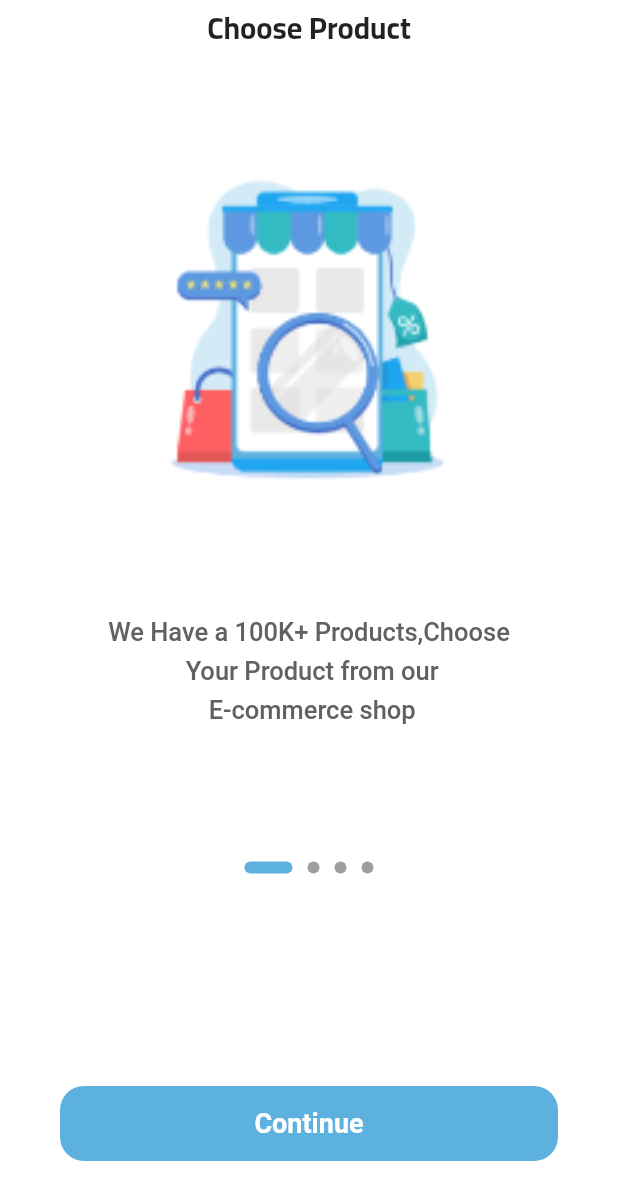
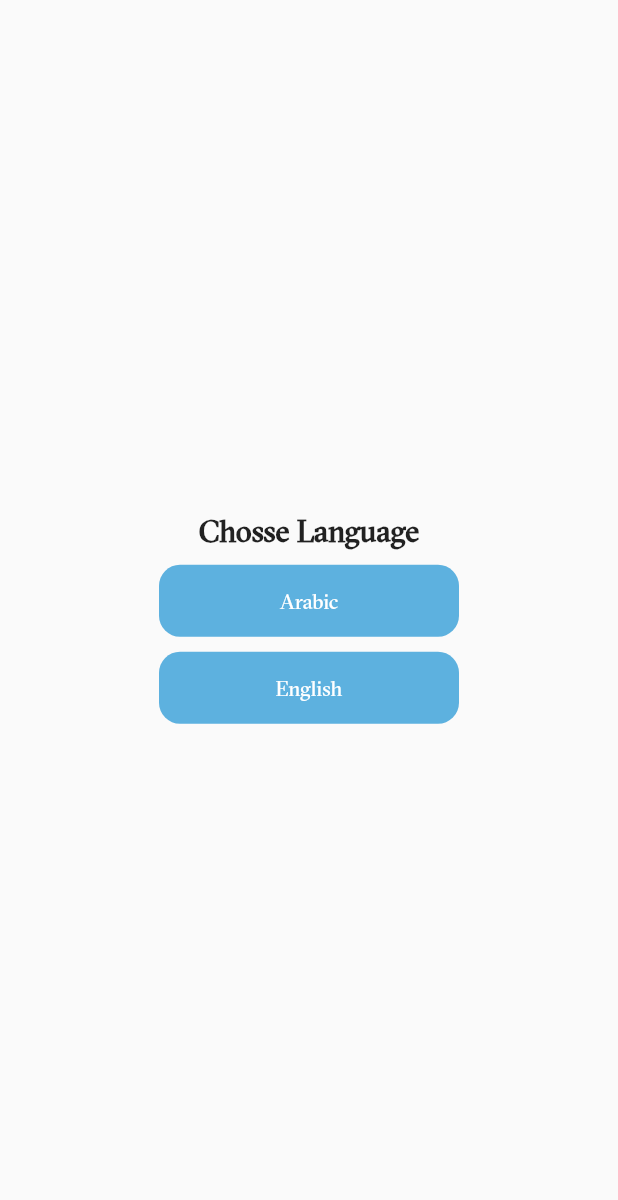
Before and after one commit to AhmedMagdy-10/Ecommerce_app, a Flutter app: the screen it shows after launch, on a phone screen of 412 x 824 dp. Shown: the top 1200 px of the screen. Run offline on Flutter 3.47's test engine with Material 2 defaults, Android fonts, the phone set to English and light mode, and no system bars; drawn by our look-alikes of smooth_page_indicator; our stand-ins replace get, shared_preferences.

Commit message:
create language page and finised it

```diff
--- a/lib/core/constant/routes_name.dart
+++ b/lib/core/constant/routes_name.dart
@@ -1,3 +1,4 @@
 class AppRoute {
   static const String login = "/login";
+  static const String onBorading = "/onborading";
 }
--- /dev/null
+++ b/lib/core/localization/change_lang.dart
@@ -0,0 +1,30 @@
+import 'package:ecommerce_app/core/services/services.dart';
+import 'package:flutter/material.dart';
+import 'package:get/get.dart';
+
+class LocaleContrroller extends GetxController {
+  Locale? language;
+
+  MyServices myServices = Get.find();
+
+  chaneLang(String langCode) {
+    Locale locale = Locale(langCode);
+    myServices.sharedPreferences.setString('lang', langCode);
+
+    Get.updateLocale(locale);
+  }
+
+  @override
+  void onInit() {
+    String? sharedPrefLang = myServices.sharedPreferences.getString('lang');
+    if (sharedPrefLang == "ar") {
+      language = const Locale("ar");
+    } else if (sharedPrefLang == "en") {
+      language = const Locale("en");
+    } else {
+      language = Locale(Get.deviceLocale!.languageCode);
+    }
+
+    super.onInit();
+  }
+}
--- /dev/null
+++ b/lib/core/localization/translation.dart
@@ -0,0 +1,17 @@
+import 'package:get/get.dart';
+
+class MyTranslation extends Translations {
+  @override
+  Map<String, Map<String, String>> get keys => {
+        "ar": {
+          "1": "اختر اللغه",
+          "2": "العربيه",
+          '3': 'الانجليزيه',
+        },
+        "en": {
+          '1': 'Chosse Language',
+          '2': 'Arabic',
+          '3': 'English',
+        }
+      };
+}
--- /dev/null
+++ b/lib/core/services/services.dart
@@ -0,0 +1,16 @@
+import 'package:get/get.dart';
+import 'package:shared_preferences/shared_preferences.dart';
+
+class MyServices extends GetxService {
+  late SharedPreferences sharedPreferences;
+
+  Future<MyServices> initial() async {
+    sharedPreferences = await SharedPreferences.getInstance();
+
+    return this;
+  }
+}
+
+appServices() async {
+  await Get.putAsync(() => MyServices().initial());
+}
--- a/lib/main.dart
+++ b/lib/main.dart
@@ -1,9 +1,17 @@
+import 'package:ecommerce_app/core/localization/change_lang.dart';
+import 'package:ecommerce_app/core/localization/translation.dart';
+import 'package:ecommerce_app/core/services/services.dart';
 import 'package:ecommerce_app/routes.dart';
-import 'package:ecommerce_app/views/Screens/onborading.dart';
+import 'package:ecommerce_app/views/Screens/language.dart';
+
 import 'package:flutter/material.dart';
 import 'package:get/get.dart';
 
-void main() {
+void main() async {
+  WidgetsFlutterBinding.ensureInitialized();
+
+  await appServices();
+
   runApp(const MyApp());
 }
 
@@ -13,9 +21,26 @@ class MyApp extends StatelessWidget {
   // This widget is the root of your application.
   @override
   Widget build(BuildContext context) {
+    LocaleContrroller contrroller = Get.put(LocaleContrroller());
     return GetMaterialApp(
+      translations: MyTranslation(),
+      locale: contrroller.language,
+      theme: ThemeData(
+          fontFamily: 'GT Sectra Fine',
+          textTheme: TextTheme(
+            titleLarge: const TextStyle(
+              fontWeight: FontWeight.w600,
+              fontSize: 20,
+            ),
+            bodyMedium: TextStyle(
+              fontWeight: FontWeight.w500,
+              height: 1.5,
+              fontSize: 17,
+              color: Colors.grey[700],
+            ),
+          )),
       debugShowCheckedModeBanner: false,
-      home: const OnBorading(),
+      home: const LanguageScreen(),
       routes: routes,
     );
   }
--- a/lib/routes.dart
+++ b/lib/routes.dart
@@ -1,7 +1,9 @@
 import 'package:ecommerce_app/core/constant/routes_name.dart';
 import 'package:ecommerce_app/views/Screens/login_screen.dart';
+import 'package:ecommerce_app/views/Screens/onborading.dart';
 import 'package:flutter/widgets.dart';
 
 Map<String, Widget Function(BuildContext)> routes = {
-  AppRoute.login: (context) => const LoginScreen()
+  AppRoute.login: (context) => const LoginScreen(),
+  AppRoute.onBorading: (context) => const OnBorading(),
 };
--- /dev/null
+++ b/lib/views/Screens/language.dart
@@ -0,0 +1,46 @@
+import 'package:ecommerce_app/core/constant/routes_name.dart';
+import 'package:ecommerce_app/core/localization/change_lang.dart';
+import 'package:ecommerce_app/views/widgets/language/custom_button_language.dart';
+import 'package:flutter/material.dart';
+import 'package:get/get.dart';
+
+class LanguageScreen extends GetView<LocaleContrroller> {
+  const LanguageScreen({super.key});
+
+  @override
+  Widget build(BuildContext context) {
+    return Scaffold(
+      body: Center(
+        child: Column(
+          mainAxisAlignment: MainAxisAlignment.center,
+          children: [
+            Text(
+              '1'.tr,
+              style: Theme.of(context).textTheme.titleLarge,
+            ),
+            const SizedBox(
+              height: 10,
+            ),
+            CustomButtonLanguage(
+              onPressed: () {
+                controller.chaneLang('ar');
+                Get.toNamed(AppRoute.onBorading);
+              },
+              text: '2'.tr,
+            ),
+            const SizedBox(
+              height: 10,
+            ),
+            CustomButtonLanguage(
+              onPressed: () {
+                controller.chaneLang('en');
+                Get.toNamed(AppRoute.onBorading);
+              },
+              text: "3".tr,
+            ),
+          ],
+        ),
+      ),
+    );
+  }
+}
--- a/lib/views/Screens/onborading.dart
+++ b/lib/views/Screens/onborading.dart
@@ -1,6 +1,6 @@
 import 'package:ecommerce_app/controller/onboradingcontroller.dart';
 import 'package:ecommerce_app/core/constant/colors.dart';
-import 'package:ecommerce_app/views/Screens/login_screen.dart';
+import 'package:ecommerce_app/core/constant/routes_name.dart';
 
 import 'package:ecommerce_app/views/widgets/OnBorading/custombutton.dart';
 import 'package:ecommerce_app/views/widgets/OnBorading/customonboradingitem.dart';
@@ -42,7 +42,7 @@ class OnBorading extends StatelessWidget {
                         color: kprimaryColor,
                         onTap: () {
                           if (controller.isLast) {
-                            Get.offAll(() => const LoginScreen());
+                            Get.offAllNamed(AppRoute.login);
                           }
 
                           onboradController.nextPage(
--- a/lib/views/widgets/OnBorading/customonboradingitem.dart
+++ b/lib/views/widgets/OnBorading/customonboradingitem.dart
@@ -10,6 +10,7 @@ class CustomOnboradItem extends GetView<OnboradingController> {
   @override
   Widget build(BuildContext context) {
     return PageView.builder(
+      physics: const BouncingScrollPhysics(),
       controller: onboradController,
       itemCount: onBoradingList.length,
       onPageChanged: (index) {
@@ -18,14 +19,8 @@ class CustomOnboradItem extends GetView<OnboradingController> {
       itemBuilder: (context, index) {
         return Column(
           children: [
-            Text(
-              onBoradingList[index].title,
-              style: const TextStyle(
-                fontFamily: 'Cairo',
-                fontWeight: FontWeight.w600,
-                fontSize: 20,
-              ),
-            ),
+            Text(onBoradingList[index].title,
+                style: Theme.of(context).textTheme.titleLarge),
             const SizedBox(
               height: 60,
             ),
@@ -46,11 +41,7 @@ class CustomOnboradItem extends GetView<OnboradingController> {
               child: Text(
                 onBoradingList[index].body,
                 textAlign: TextAlign.center,
-                style: TextStyle(
-                    fontWeight: FontWeight.w500,
-                    height: 1.5,
-                    fontSize: 17,
-                    color: Colors.grey[700]),
+                style: Theme.of(context).textTheme.bodyMedium,
               ),
             ),
             const SizedBox(
--- /dev/null
+++ b/lib/views/widgets/language/custom_button_language.dart
@@ -0,0 +1,25 @@
+import 'package:ecommerce_app/core/constant/colors.dart';
+import 'package:flutter/material.dart';
+
+class CustomButtonLanguage extends StatelessWidget {
+  const CustomButtonLanguage(
+      {super.key, required this.onPressed, required this.text});
+
+  final void Function() onPressed;
+  final String text;
+  @override
+  Widget build(BuildContext context) {
+    return Container(
+      width: 200,
+      decoration: BoxDecoration(
+        color: kprimaryColor,
+        borderRadius: BorderRadius.circular(14),
+      ),
+      child: MaterialButton(
+        onPressed: onPressed,
+        textColor: Colors.white,
+        child: Text(text),
+      ),
+    );
+  }
+}
--- a/pubspec.yaml
+++ b/pubspec.yaml
@@ -123,9 +123,9 @@ flutter:
           weight: 700
   #       - asset: fonts/Schyler-Italic.ttf
   #         style: italic
-  #   - family: Trajan Pro
-  #     fonts:
-  #       - asset: fonts/TrajanPro.ttf
+    - family: GT Sectra Fine
+      fonts:
+        - asset: assets/fonts/Cairo/GT Sectra Fine Regular.ttf
   #       - asset: fonts/TrajanPro_Bold.ttf
   #         weight: 700
   #
```
Also changed, not shown: assets/fonts/Cairo/GT Sectra Fine Regular.ttf (added).
